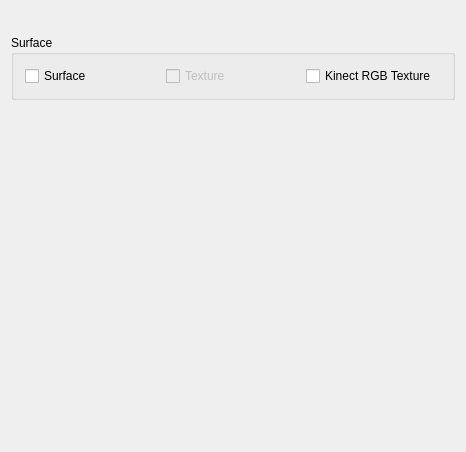
First picture: the form in Plugins/org.mitk.gui.qt.tofutil/src/internal/QmitkToFUtilViewControls.ui, repository MITK/MITK, before the edit.
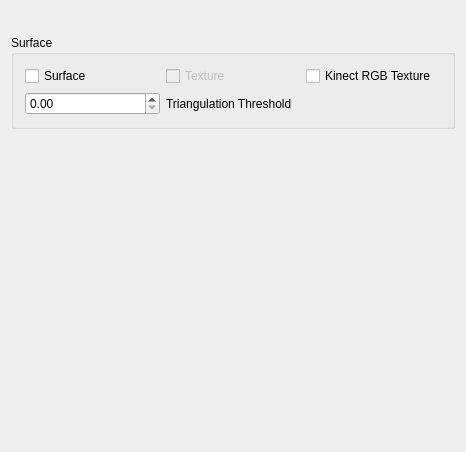
Second picture: the form after the edit. Custom widgets are drawn as their Qt base class.

Commit message: Code for GUI of triangulation threshold.

The edit to the form file:
```diff
--- a/Plugins/org.mitk.gui.qt.tofutil/src/internal/QmitkToFUtilViewControls.ui
+++ b/Plugins/org.mitk.gui.qt.tofutil/src/internal/QmitkToFUtilViewControls.ui
@@ -72,6 +72,16 @@
         </property>
        </widget>
       </item>
+      <item row="1" column="0">
+       <widget class="QDoubleSpinBox" name="m_TriangulationThreshold"/>
+      </item>
+      <item row="1" column="1">
+       <widget class="QLabel" name="label">
+        <property name="text">
+         <string>Triangulation Threshold</string>
+        </property>
+       </widget>
+      </item>
      </layout>
     </widget>
    </item>
```
The commit also changes 1 other file.
